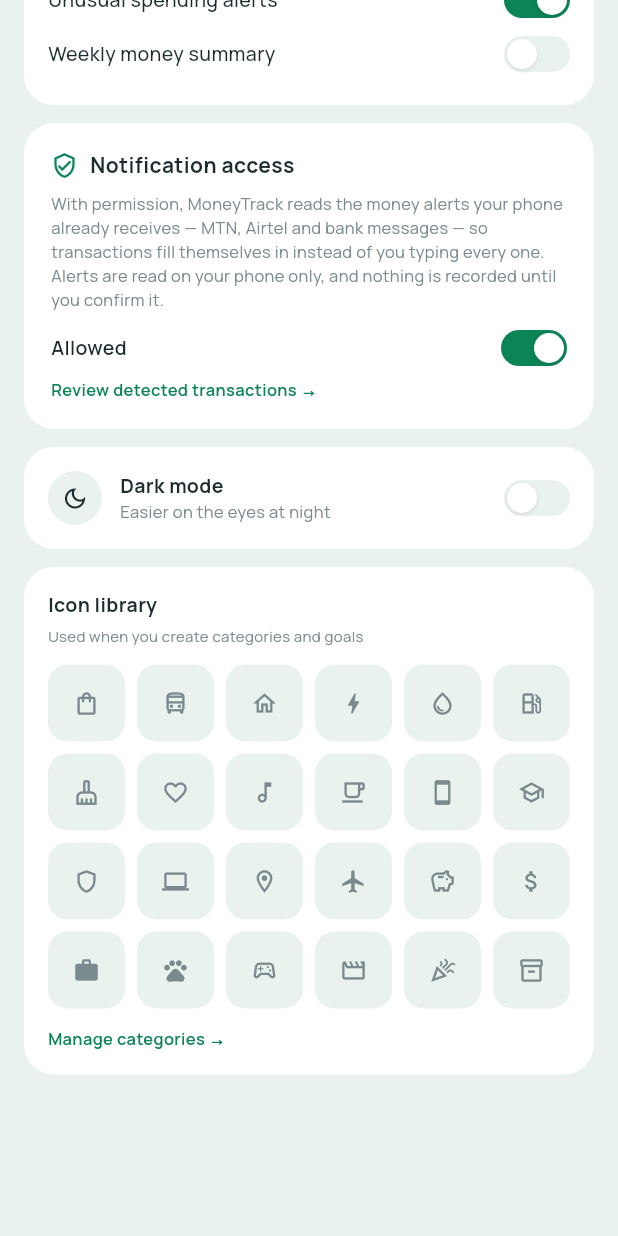
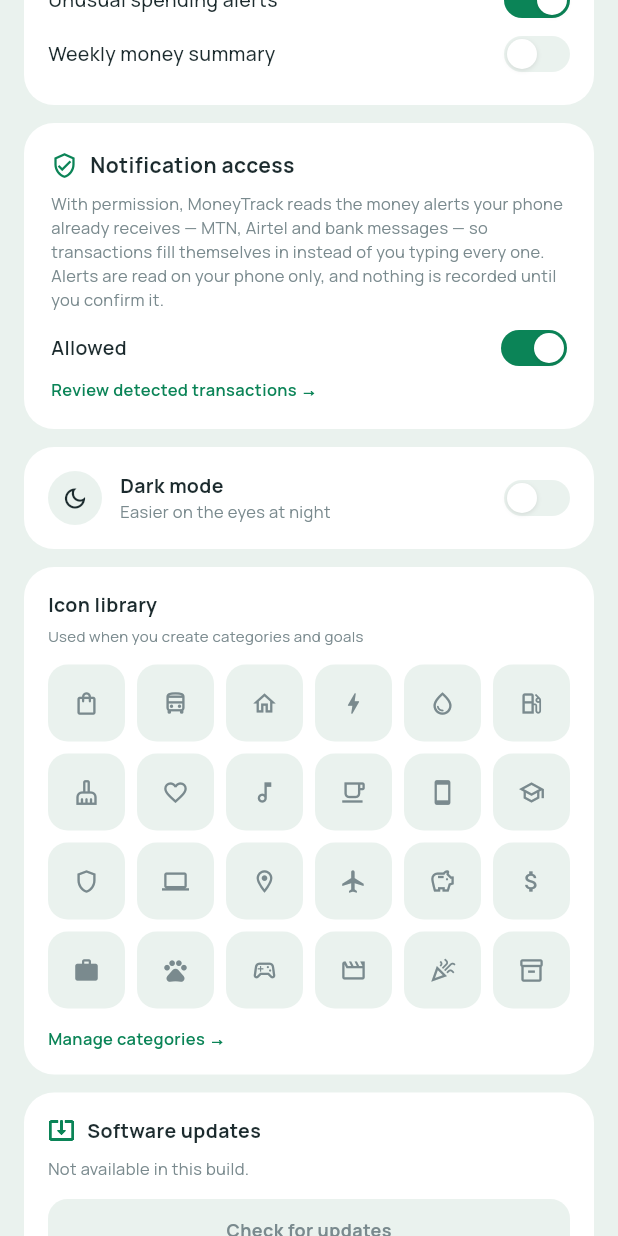
Before and after one commit to Ian-kwagala/money_track, a Flutter app: the SettingsScreen screen opened directly, scrolled down 546 dp, on a phone screen of 412 x 824 dp. Run offline on Flutter 3.47's test engine with Material 3 defaults, Android fonts, the phone set to English and light mode, and no system bars; our stand-ins replace fl_chart, google_fonts, hive_flutter, image_picker, permission_handler; missing offline and left inert: shorebird_code_push; accounts and stored records are empty.

Commit message:
Add Shorebird code push for over-the-air updates
Wires in the client half of Shorebird: a ShorebirdUpdateService that
checks for and silently downloads patches on launch, surfaced via a
new "Software updates" card in Settings. SHOREBIRD_SETUP.md documents
the one-time account setup (CLI install, login, init, first release)
that still has to be done locally, since it requires interactive auth
and a Flutter/Android/iOS toolchain this environment doesn't have.

Co-Authored-By: Claude Sonnet 5 <noreply@anthropic.com>
Claude-Session: https://claude.ai/code/session_0141AEnyhWkBAKLaFYFjPEk9

```diff
--- /dev/null
+++ b/lib/services/shorebird_update_service.dart
@@ -0,0 +1,87 @@
+import 'package:flutter/foundation.dart';
+import 'package:shorebird_code_push/shorebird_code_push.dart';
+
+/// Where [ShorebirdUpdateService] currently is in the check/download cycle.
+enum ShorebirdUpdateState {
+  idle,
+  checking,
+  upToDate,
+  downloading,
+  restartRequired,
+  error,
+}
+
+/// Wraps [ShorebirdUpdater] so the rest of the app (e.g. the Settings
+/// screen) can show patch status without depending on the Shorebird
+/// package directly.
+///
+/// Does nothing on a build that wasn't produced with `shorebird release` /
+/// `shorebird patch` — [isAvailable] is false there (debug builds, plain
+/// `flutter build`, unsupported platforms), and every method below is a
+/// no-op in that case.
+class ShorebirdUpdateService extends ChangeNotifier {
+  ShorebirdUpdateService() : _updater = ShorebirdUpdater();
+
+  final ShorebirdUpdater _updater;
+
+  bool get isAvailable => _updater.isAvailable;
+
+  Patch? currentPatch;
+  ShorebirdUpdateState state = ShorebirdUpdateState.idle;
+  String? errorMessage;
+
+  bool get isBusy =>
+      state == ShorebirdUpdateState.checking ||
+      state == ShorebirdUpdateState.downloading;
+
+  /// Reads the currently installed patch number, if any. Safe to call even
+  /// when Shorebird isn't available.
+  Future<void> loadCurrentPatch() async {
+    if (!isAvailable) return;
+    try {
+      currentPatch = await _updater.readCurrentPatch();
+      notifyListeners();
+    } catch (_) {
+      // Non-fatal: leave currentPatch as-is.
+    }
+  }
+
+  /// Checks the stable track for a new patch and, if one exists, downloads
+  /// it in the background. The patch takes effect the next time the app is
+  /// fully restarted — it is never applied while running.
+  ///
+  /// Safe to call from app startup (fire-and-forget) or from a user-tapped
+  /// "Check for updates" button; both paths share this method.
+  Future<void> checkForUpdate() async {
+    if (!isAvailable || isBusy) return;
+    state = ShorebirdUpdateState.checking;
+    errorMessage = null;
+    notifyListeners();
+
+    try {
+      final status = await _updater.checkForUpdate();
+      switch (status) {
+        case UpdateStatus.outdated:
+          state = ShorebirdUpdateState.downloading;
+          notifyListeners();
+          await _updater.update();
+          state = ShorebirdUpdateState.restartRequired;
+        case UpdateStatus.restartRequired:
+          state = ShorebirdUpdateState.restartRequired;
+        case UpdateStatus.upToDate:
+          state = ShorebirdUpdateState.upToDate;
+        case UpdateStatus.unavailable:
+          state = ShorebirdUpdateState.idle;
+      }
+    } on UpdateException catch (e) {
+      state = ShorebirdUpdateState.error;
+      errorMessage = e.message;
+    } catch (e) {
+      state = ShorebirdUpdateState.error;
+      errorMessage = e.toString();
+    }
+
+    await loadCurrentPatch();
+    notifyListeners();
+  }
+}
--- a/lib/ui/settings/settings_screen.dart
+++ b/lib/ui/settings/settings_screen.dart
@@ -3,6 +3,7 @@ import 'package:permission_handler/permission_handler.dart';
 import 'package:provider/provider.dart';
 
 import '../../models/wallet.dart';
+import '../../services/shorebird_update_service.dart';
 import '../../viewmodels/tracker_view_model.dart';
 import '../format/money_format.dart';
 import '../home_shell.dart';
@@ -115,6 +116,7 @@ class _SettingsScreenState extends State<SettingsScreen> {
   @override
   Widget build(BuildContext context) {
     final vm = context.watch<TrackerViewModel>();
+    final update = context.watch<ShorebirdUpdateService>();
     final s = vm.settings;
     final symbol = s.currencySymbol;
 
@@ -289,6 +291,70 @@ class _SettingsScreenState extends State<SettingsScreen> {
                       ),
                     ),
                   ),
+                  const SizedBox(height: 12),
+
+                  // Software updates (Shorebird code push)
+                  Card(
+                    shape: RoundedRectangleBorder(borderRadius: BorderRadius.circular(AppColors.radiusXl)),
+                    child: Padding(
+                      padding: const EdgeInsets.all(16),
+                      child: Column(
+                        crossAxisAlignment: CrossAxisAlignment.start,
+                        children: [
+                          Row(
+                            children: [
+                              Icon(Icons.system_update_alt_outlined, color: AppColors.primary, size: 18),
+                              const SizedBox(width: 8),
+                              const Text('Software updates', style: TextStyle(fontSize: 13, fontWeight: FontWeight.w700, color: AppColors.textPrimary)),
+                            ],
+                          ),
+                          const SizedBox(height: 8),
+                          Text(
+                            !update.isAvailable
+                                ? 'Not available in this build.'
+                                : update.currentPatch != null
+                                    ? 'Patch ${update.currentPatch!.number} installed'
+                                    : 'Base release — no patches installed yet',
+                            style: const TextStyle(fontSize: 11, color: AppColors.mutedForeground),
+                          ),
+                          if (update.state == ShorebirdUpdateState.restartRequired) ...[
+                            const SizedBox(height: 10),
+                            Container(
+                              padding: const EdgeInsets.all(10),
+                              decoration: BoxDecoration(color: AppColors.primary.withValues(alpha: 0.12), borderRadius: BorderRadius.circular(AppColors.radiusMd)),
+                              child: const Text('An update has been downloaded. Close and reopen MoneyTrack to apply it.', style: TextStyle(fontSize: 11, color: AppColors.textPrimary)),
+                            ),
+                          ],
+                          if (update.state == ShorebirdUpdateState.error && update.errorMessage != null) ...[
+                            const SizedBox(height: 10),
+                            Text("Couldn't check for updates: ${update.errorMessage}", style: const TextStyle(fontSize: 11, color: AppColors.danger)),
+                          ],
+                          const SizedBox(height: 12),
+                          InkWell(
+                            onTap: (!update.isAvailable || update.isBusy) ? null : () => update.checkForUpdate(),
+                            borderRadius: BorderRadius.circular(AppColors.radiusMd),
+                            child: Container(
+                              width: double.infinity,
+                              padding: const EdgeInsets.symmetric(vertical: 12),
+                              decoration: BoxDecoration(color: AppColors.muted, borderRadius: BorderRadius.circular(AppColors.radiusMd)),
+                              child: Center(
+                                child: update.isBusy
+                                    ? const SizedBox(height: 14, width: 14, child: CircularProgressIndicator(strokeWidth: 2))
+                                    : Text(
+                                        'Check for updates',
+                                        style: TextStyle(
+                                          color: update.isAvailable ? AppColors.primary : AppColors.mutedForeground,
+                                          fontWeight: FontWeight.w700,
+                                          fontSize: 12,
+                                        ),
+                                      ),
+                              ),
+                            ),
+                          ),
+                        ],
+                      ),
+                    ),
+                  ),
                   const SizedBox(height: 100),
                 ],
               ),
--- a/pubspec.yaml
+++ b/pubspec.yaml
@@ -44,6 +44,7 @@ dependencies:
   image_picker: ^1.2.3
   permission_handler: ^12.0.1
   google_fonts: ^6.2.1
+  shorebird_code_push: ^2.0.7
 
 dev_dependencies:
   flutter_test:
```
Also changed, not shown: lib/main.dart (+15 -4 lines), 1 other file.
